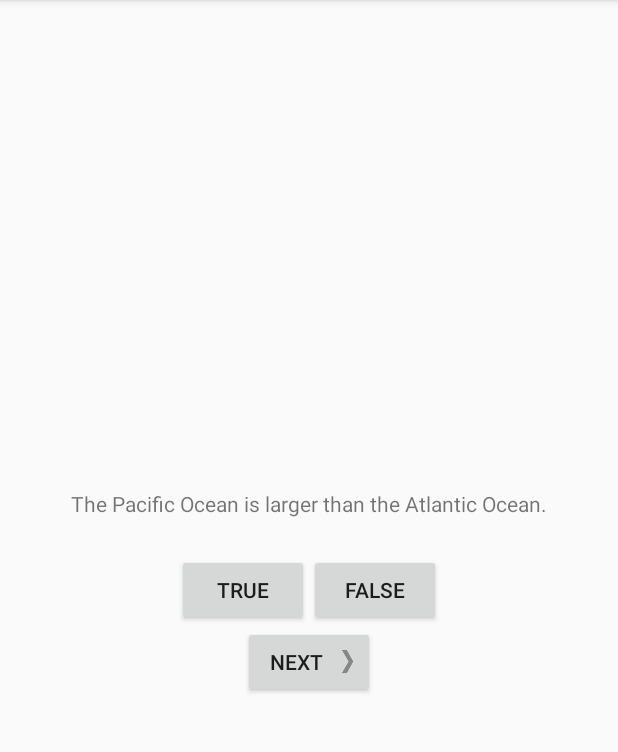
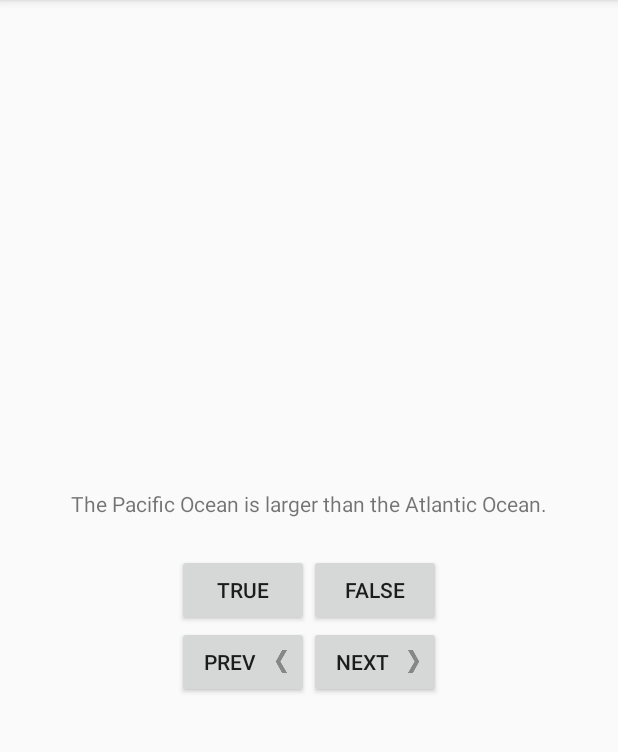
Before and after one commit to meishaoming/trivialcode, an Android app: the screen it shows after launch (QuizActivity), on a phone screen of 412 x 824 dp, the part 84-836 px from its top. Run offline under Robolectric (Android 15) with nearby library versions, the phone set to English and light mode, and no system bars.

Commit message:
新增：Android编程权威指南（第2版）第二章挑战

```diff
--- a/android/GeoQuiz/app/src/main/java/com/sammei/geoquiz/QuizActivity.java
+++ b/android/GeoQuiz/app/src/main/java/com/sammei/geoquiz/QuizActivity.java
@@ -11,6 +11,7 @@
 
     private Button mTrueButton;
     private Button mFalseButton;
+    private Button mPrevButton;
     private Button mNextButton;
     private TextView mQuestionTextView;
 
@@ -48,6 +49,13 @@
         setContentView(R.layout.activity_quiz);
 
         mQuestionTextView = (TextView) findViewById(R.id.question_text_view);
+        mQuestionTextView.setOnClickListener(new View.OnClickListener() {
+            @Override
+            public void onClick(View v) {
+                mCurrentIndex = (mCurrentIndex + 1) % mQuestionBank.length;
+                updateQuestion();
+            }
+        });
 
         mTrueButton = (Button) findViewById(R.id.true_button);
         mTrueButton.setOnClickListener(new View.OnClickListener() {
@@ -64,6 +72,15 @@
             }
         });
 
+        mPrevButton = (Button) findViewById(R.id.prev_button);
+        mPrevButton.setOnClickListener(new View.OnClickListener() {
+            @Override
+            public void onClick(View v) {
+                mCurrentIndex = (mCurrentIndex + mQuestionBank.length - 1) % mQuestionBank.length;
+                updateQuestion();
+            }
+        });
+
         mNextButton = (Button) findViewById(R.id.next_button);
         mNextButton.setOnClickListener(new View.OnClickListener() {
             @Override
--- a/android/GeoQuiz/app/src/main/res/layout/activity_quiz.xml
+++ b/android/GeoQuiz/app/src/main/res/layout/activity_quiz.xml
@@ -9,7 +9,7 @@
         android:id="@+id/question_text_view"
         android:layout_width="wrap_content"
         android:layout_height="wrap_content"
-        android:padding="24dp"/>
+        android:padding="24dp" />
 
     <LinearLayout
         android:layout_width="wrap_content"
@@ -20,24 +20,36 @@
             android:id="@+id/true_button"
             android:layout_width="wrap_content"
             android:layout_height="wrap_content"
-            android:text="@string/true_button"/>
+            android:text="@string/true_button" />
 
         <Button
             android:id="@+id/flase_button"
             android:layout_width="wrap_content"
             android:layout_height="wrap_content"
-            android:text="@string/false_button"/>
+            android:text="@string/false_button" />
 
     </LinearLayout>
 
-    <Button
-        android:id="@+id/next_button"
+    <LinearLayout
         android:layout_width="wrap_content"
         android:layout_height="wrap_content"
-        android:text="@string/next_button"
-        android:drawableRight="@drawable/arrow_right"
-        android:drawablePadding="4dp"
+        android:orientation="horizontal">
 
-        />
+        <Button
+            android:id="@+id/prev_button"
+            android:layout_width="wrap_content"
+            android:layout_height="wrap_content"
+            android:drawablePadding="4dp"
+            android:drawableRight="@drawable/arrow_left"
+            android:text="@string/prev_button" />
 
+        <Button
+            android:id="@+id/next_button"
+            android:layout_width="wrap_content"
+            android:layout_height="wrap_content"
+            android:drawablePadding="4dp"
+            android:drawableRight="@drawable/arrow_right"
+            android:text="@string/next_button" />
+
+    </LinearLayout>
 </LinearLayout>
--- a/android/GeoQuiz/app/src/main/res/values/strings.xml
+++ b/android/GeoQuiz/app/src/main/res/values/strings.xml
@@ -6,6 +6,7 @@
     <string name="correct_toast">Correct!</string>
     <string name="incorrect_toast">Incorrect!</string>
     <string name="next_button">Next</string>
+    <string name="prev_button">Prev</string>
     <string name="question_oceans">The Pacific Ocean is larger than the Atlantic Ocean.</string>
     <string name="question_mideast">The Suez Canal connects the Red Sea and the Indian Ocean.</string>
     <string name="question_africa">The source of the Nile River is in Egypt.</string>
```
